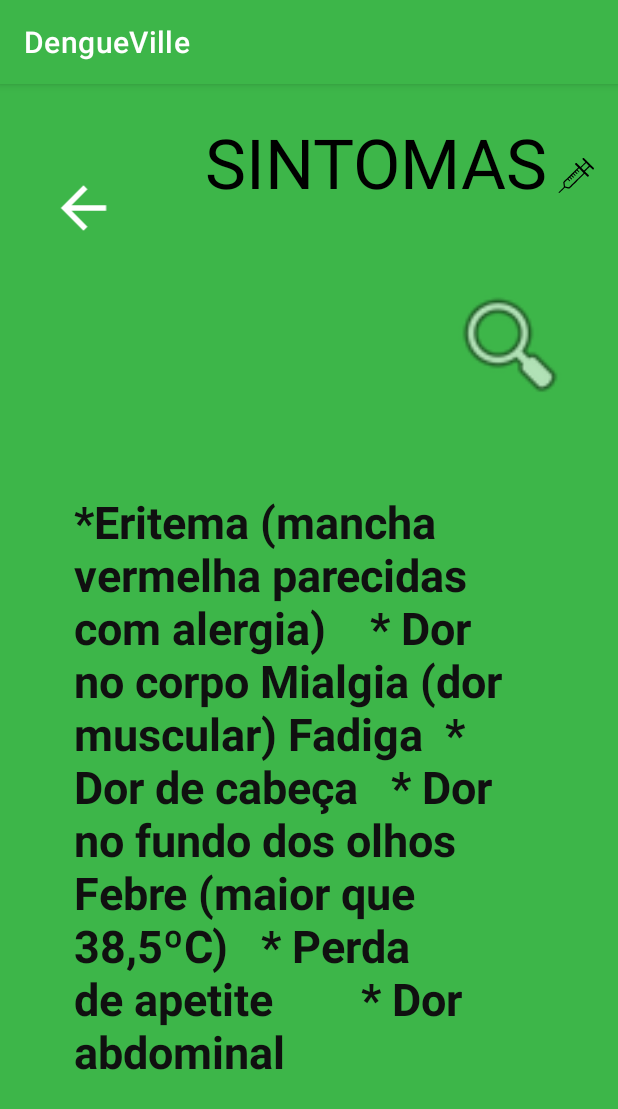
After one commit to gabrielcaixeta/dengueville, an Android app: the SintomasActivity screen opened directly, with no data from a screen before it, on a phone screen of 412 x 824 dp. The commit adds this screen. Shown: the top 1109 px of the screen. Run offline under Robolectric (Android 15) with nearby library versions, the phone set to English and light mode, and no system bars.

Commit message:
first commit

```diff
--- a/app/src/main/AndroidManifest.xml
+++ b/app/src/main/AndroidManifest.xml
@@ -9,6 +9,7 @@
         android:roundIcon="@mipmap/ic_launcher_round"
         android:supportsRtl="true"
         android:theme="@style/Theme.DengueVille">
+        <activity android:name=".SintomasActivity"></activity>
         <activity android:name=".SplashScreenActivity">
             <intent-filter>
                 <action android:name="android.intent.action.MAIN" />
@@ -16,7 +17,8 @@
                 <category android:name="android.intent.category.LAUNCHER" />
             </intent-filter>
         </activity>
-        <activity android:name=".MainActivity"></activity>
+        <activity android:name=".MainActivity" />
+
         <meta-data
             android:name="preloaded_fonts"
             android:resource="@array/preloaded_fonts" />
--- a/app/src/main/java/br/com/dengueville/MainActivity.java
+++ b/app/src/main/java/br/com/dengueville/MainActivity.java
@@ -5,6 +5,7 @@ import androidx.appcompat.app.AppCompatActivity;
 import android.content.Intent;
 import android.net.Uri;
 import android.os.Bundle;
+import android.util.Log;
 import android.view.View;
 
 public class MainActivity extends AppCompatActivity {
@@ -14,10 +15,20 @@ public class MainActivity extends AppCompatActivity {
         super.onCreate(savedInstanceState);
         setContentView(R.layout.activity_main);
     }
+
     public void abrirTelefone(View novaView) {
         String numeroTelefone = getString(R.string.numero_telefone);
         Intent intencao = new Intent(Intent.ACTION_DIAL);
         intencao.setData(Uri.parse(numeroTelefone));
         startActivity(intencao);
     }
+    public void abrirTelaSintoma(View novaView) {
+        Intent intencao = new Intent(this,SintomasActivity.class);
+        startActivity(intencao);
+    }
+
+    public void voltarTelaMain(View novaView) {
+        Intent intencao = new Intent(this,MainActivity.class);
+        startActivity(intencao);
+    }
 }
--- /dev/null
+++ b/app/src/main/java/br/com/dengueville/SintomasActivity.java
@@ -0,0 +1,14 @@
+package br.com.dengueville;
+
+import androidx.appcompat.app.AppCompatActivity;
+
+import android.os.Bundle;
+
+public class SintomasActivity extends AppCompatActivity {
+
+    @Override
+    protected void onCreate(Bundle savedInstanceState) {
+        super.onCreate(savedInstanceState);
+        setContentView(R.layout.activity_sintomas);
+    }
+}
--- a/app/src/main/res/layout/activity_main.xml
+++ b/app/src/main/res/layout/activity_main.xml
@@ -30,6 +30,7 @@
         android:layout_marginStart="32dp"
         android:layout_marginTop="70dp"
         android:drawableRight="@drawable/icon_injection"
+        android:onClick="abrirTelaSintoma"
         android:text="@string/button_sintomas"
         android:textColor="#000000"
         android:textSize="15sp"
--- /dev/null
+++ b/app/src/main/res/layout/activity_sintomas.xml
@@ -0,0 +1,76 @@
+<?xml version="1.0" encoding="utf-8"?>
+<androidx.constraintlayout.widget.ConstraintLayout xmlns:android="http://schemas.android.com/apk/res/android"
+    xmlns:app="http://schemas.android.com/apk/res-auto"
+    xmlns:tools="http://schemas.android.com/tools"
+    style="@style/backgroundVerde"
+    android:layout_width="match_parent"
+    android:layout_height="match_parent"
+    tools:context=".SplashScreenActivity">
+
+    <TextView
+        android:id="@+id/button2"
+        style="@style/backgroundAmarelo"
+        android:layout_width="259dp"
+        android:layout_height="79dp"
+        android:layout_marginStart="136dp"
+        android:layout_marginEnd="16dp"
+        android:drawableRight="@drawable/icon_injection"
+        android:fontFamily="sans-serif"
+        android:text="@string/button_sintomas"
+        android:textColor="#000000"
+        android:textSize="46sp"
+        app:layout_constraintBottom_toTopOf="@+id/imageView2"
+        app:layout_constraintEnd_toEndOf="parent"
+        app:layout_constraintHorizontal_bias="1.0"
+        app:layout_constraintStart_toStartOf="parent"
+        app:layout_constraintTop_toTopOf="parent"
+        app:layout_constraintVertical_bias="1.0" />
+
+    <TextView
+        android:id="@+id/textView4"
+        android:layout_width="314dp"
+        android:layout_height="455dp"
+        android:layout_marginStart="32dp"
+        android:layout_marginTop="20dp"
+        android:layout_marginEnd="32dp"
+        android:layout_marginBottom="20dp"
+        android:text="*Eritema (mancha vermelha parecidas com alergia)    * Dor no corpo Mialgia (dor muscular) Fadiga  * Dor de cabeça   * Dor no fundo dos olhos Febre (maior que 38,5ºC)   * Perda de apetite        * Dor abdominal"
+        android:textColor="#101010"
+        android:textSize="30sp"
+        android:textStyle="bold"
+        app:layout_constraintBottom_toBottomOf="parent"
+        app:layout_constraintEnd_toEndOf="parent"
+        app:layout_constraintHorizontal_bias="0.507"
+        app:layout_constraintStart_toStartOf="parent"
+        app:layout_constraintTop_toBottomOf="@+id/imageView2" />
+
+    <ImageView
+        android:id="@+id/imageView"
+        android:layout_width="78dp"
+        android:layout_height="45dp"
+        android:layout_marginStart="16dp"
+        android:layout_marginTop="28dp"
+        android:layout_marginEnd="42dp"
+        android:layout_marginBottom="134dp"
+        android:onClick="voltarTelaMain"
+        app:layout_constraintBottom_toTopOf="@+id/textView4"
+        app:layout_constraintEnd_toStartOf="@+id/button2"
+        app:layout_constraintStart_toStartOf="parent"
+        app:layout_constraintTop_toTopOf="parent"
+        app:srcCompat="@drawable/abc_vector_test" />
+
+    <ImageView
+        android:id="@+id/imageView2"
+        android:layout_width="137dp"
+        android:layout_height="83dp"
+        android:layout_marginStart="271dp"
+        android:layout_marginTop="10dp"
+        android:layout_marginEnd="3dp"
+        android:layout_marginBottom="15dp"
+        app:layout_constraintBottom_toTopOf="@+id/textView4"
+        app:layout_constraintEnd_toEndOf="parent"
+        app:layout_constraintStart_toStartOf="parent"
+        app:layout_constraintTop_toBottomOf="@+id/button2"
+        app:srcCompat="@android:drawable/ic_menu_search" />
+
+</androidx.constraintlayout.widget.ConstraintLayout>
```
